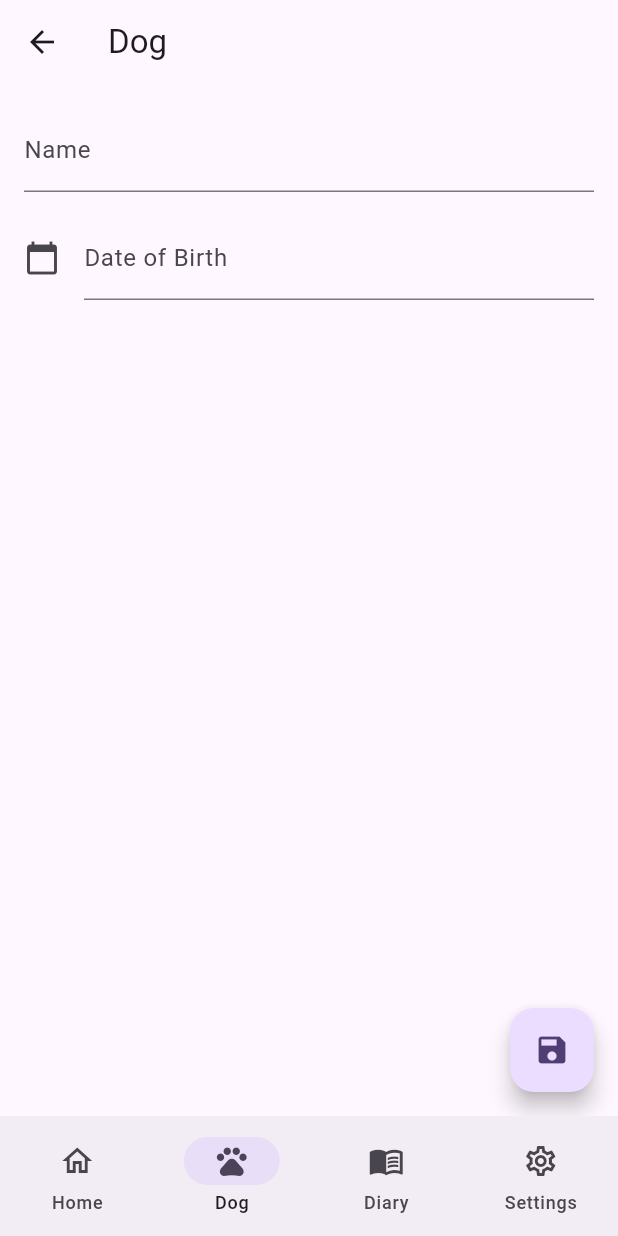
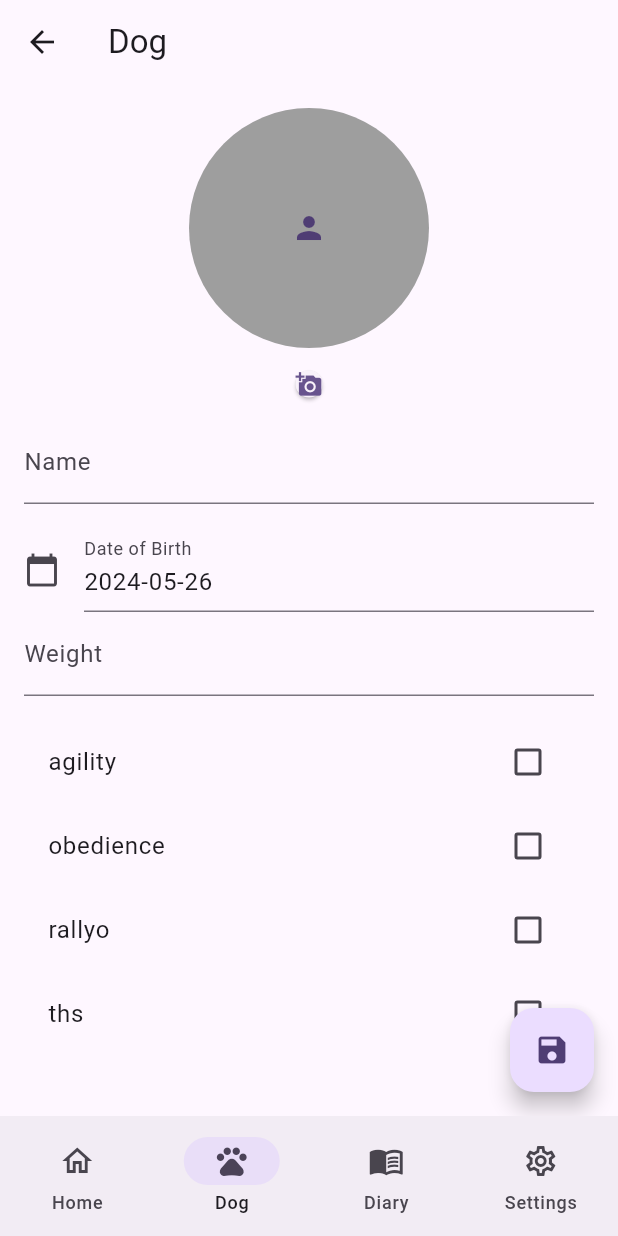
Before and after one commit to maocypher/dogsportsdiary, a Flutter app: the DogTab screen opened by its route, on a phone screen of 412 x 824 dp. Run offline on Flutter 3.47's test engine with Material 3 defaults, Android fonts, the phone set to English and light mode, and no system bars; our stand-ins replace get_it, go_router, hive, image_picker; accounts and stored records are empty.

Commit message:
Adding new dog page WIP

```diff
--- a/lib/domain/entities/dog.dart
+++ b/lib/domain/entities/dog.dart
@@ -1,11 +1,12 @@
 import 'package:dog_sports_diary/domain/abstractions/entity.dart';
+import 'package:dog_sports_diary/domain/entities/sports.dart';
 
 class Dog implements Entity{
   @override
   final int id;
   final String name;
   final DateTime dateOfBirth;
-  final List<String> sports;
+  final List<Sports> sports;
   double? weight;
   String? imageAsBase64;
 
@@ -22,7 +23,7 @@ class Dog implements Entity{
     int? id,
     String? name,
     DateTime? dateOfBirth,
-    List<String>? sports,
+    List<Sports>? sports,
     double? weight,
     String? imageAsBase64
   }) {
@@ -41,7 +42,7 @@ class Dog implements Entity{
       id: json['id'],
       name: json['name'],
       dateOfBirth: json['dateOfBirth'],
-      sports: json['sports'],
+      sports: json['sports'].map<Sports>((json) => SportsJsonExtension.fromJson(json)).toList(),
       weight: json['weight'],
     );
   }
@@ -51,7 +52,7 @@ class Dog implements Entity{
       'id': id,
       'name': name,
       'dateOfBirth': dateOfBirth,
-      'sports': sports,
+      'sports': sports.map((sport) => sport.toJson()).toList(),
       'weight': weight
     };
   }
--- /dev/null
+++ b/lib/domain/entities/sports.dart
@@ -0,0 +1,38 @@
+enum Sports {
+  agility,
+  obedience,
+  rallyo,
+  ths
+}
+
+extension SportsJsonExtension on Sports {
+  String toJson() {
+    switch (this) {
+      case Sports.agility:
+        return 'agility';
+      case Sports.obedience:
+        return 'obedience';
+      case Sports.rallyo:
+        return 'rallyo';
+      case Sports.ths:
+        return 'ths';
+      default:
+        throw FormatException('Invalid ranking value: $this');
+    }
+  }
+
+  static Sports fromJson(String json) {
+    switch (json) {
+      case 'agility':
+        return Sports.agility;
+      case 'obedience':
+        return Sports.obedience;
+      case 'rallyo':
+        return Sports.rallyo;
+      case 'ths':
+        return Sports.ths;
+      default:
+        throw FormatException('Invalid ranking value: $json');
+    }
+  }
+}
--- a/lib/features/dog/dog_tab.dart
+++ b/lib/features/dog/dog_tab.dart
@@ -1,5 +1,7 @@
+import 'package:dog_sports_diary/domain/entities/sports.dart';
 import 'package:dog_sports_diary/features/dog/dog_viewmodel.dart';
 import 'package:flutter/material.dart';
+import 'package:flutter/services.dart';
 import 'package:go_router/go_router.dart';
 import 'package:provider/provider.dart';
 
@@ -18,6 +20,13 @@ class DogTab extends StatelessWidget {
     super.key
   });
 
+  //required this.id,
+  //     required this.name,
+  //     required this.dateOfBirth,
+  //     required this.sports,
+  //     this.weight,
+  //     this.imageAsBase64
+
   @override
   Widget build(BuildContext context) {
     return ChangeNotifierProvider<DogViewModel>(
@@ -27,7 +36,7 @@ class DogTab extends StatelessWidget {
             appBar: AppBar(
               title: Text(label),
               leading: IconButton(
-                icon: Icon(Icons.arrow_back),
+                icon: const Icon(Icons.arrow_back),
                 onPressed: () {
                   context.pop();
                 },
@@ -39,6 +48,29 @@ class DogTab extends StatelessWidget {
                   padding: const EdgeInsets.all(16.0),
                   child: Column(
                     children: [
+                      CircleAvatar(
+                        radius: 80,
+                        backgroundColor: Colors.grey,
+                        child: viewModel.imageFile != null
+                            ? Image.file(
+                          viewModel.imageFile!,
+                          fit: BoxFit.cover,
+                        )
+                            : const Icon(Icons.person),
+                      ),
+                      Positioned(
+                        bottom: 32,
+                        right: 32,
+                        child: ElevatedButton(
+                          onPressed: viewModel.pickImage,
+                          style: ElevatedButton.styleFrom(
+                            shape: const CircleBorder(),
+                            padding: EdgeInsets.zero,
+                            minimumSize: Size.zero,
+                          ),
+                          child: const Icon(Icons.add_a_photo),
+                        ),
+                      ),
                       TextFormField(
                         decoration: const InputDecoration(labelText: 'Name'),
                         onChanged: (value) {
@@ -47,6 +79,9 @@ class DogTab extends StatelessWidget {
                       ),
                       const SizedBox(height: 16),
                       TextFormField(
+                        controller: TextEditingController(
+                          text: viewModel.dateOfBirth,
+                        ),
                         decoration: const InputDecoration(
                             labelText: 'Date of Birth',
                             icon: Icon(Icons.calendar_today),
@@ -58,8 +93,38 @@ class DogTab extends StatelessWidget {
                               initialDate: DateTime.now(),
                               firstDate: DateTime(1900),
                               lastDate: DateTime(2100));
-                          viewModel.updateDateOfBirth(date!);
+
+                          if(date != null) {
+                            viewModel.updateDateOfBirth(date);
+                          }
                         },
+                      ),
+                      TextFormField(
+                        decoration: const InputDecoration(labelText: 'Weight'),
+                        inputFormatters: [
+                          FilteringTextInputFormatter.allow(RegExp(r'[0-9.,]')),
+                        ],
+                        onChanged: (value) {
+                          viewModel.updateWeight(value);
+                        },
+                      ),
+                      const SizedBox(height: 16),
+                      Expanded(
+                        child: ListView(
+                          children: Sports.values.map((sport) {
+                            return CheckboxListTile(
+                              title: Text(sport.toString().split('.').last),
+                              value: viewModel.dog.sports.contains(sport),
+                              onChanged: (value) {
+                                  if (value!) {
+                                    viewModel.addSports(sport);
+                                  } else {
+                                    viewModel.removeSports(sport);
+                                  }
+                              },
+                            );
+                          }).toList(),
+                        ),
                       ),
                       const SizedBox(height: 16),
                     ],
--- a/pubspec.yaml
+++ b/pubspec.yaml
@@ -38,6 +38,8 @@ dependencies:
   get_it: ^7.7.0
   go_router: ^14.1.2
   hive: ^2.2.3
+  image_picker: ^1.1.1
+  intl_utils: ^2.8.7
   json_annotation: ^4.9.0
   path: ^1.9.0
   path_provider: ^2.1.3
@@ -52,7 +54,7 @@ dev_dependencies:
   # activated in the `analysis_options.yaml` file located at the root of your
   # package. See that file for information about deactivating specific lint
   # rules and activating additional ones.
-  flutter_lints: ^3.0.0
+  flutter_lints: ^4.0.0
 
 # For information on the generic Dart part of this file, see the
 # following page: https://dart.dev/tools/pub/pubspec
```
Also changed, not shown: lib/features/dog/dog_viewmodel.dart (+40 -13 lines), pubspec.lock.
